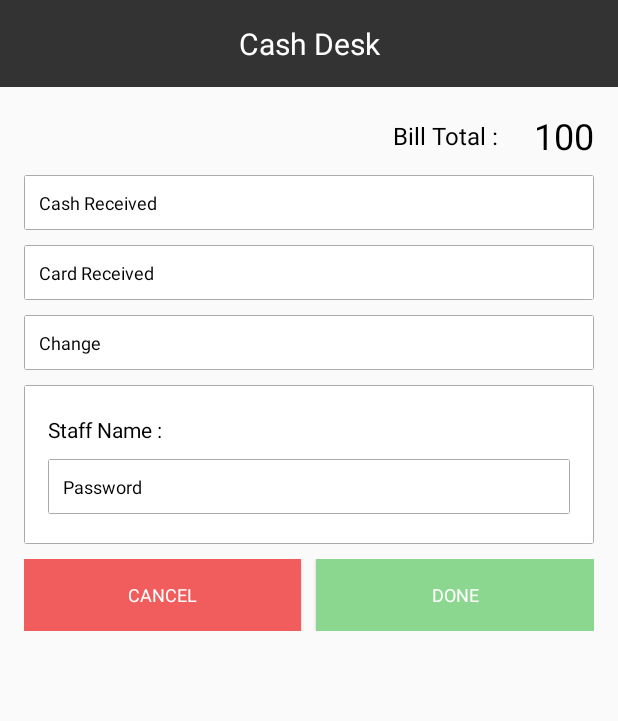
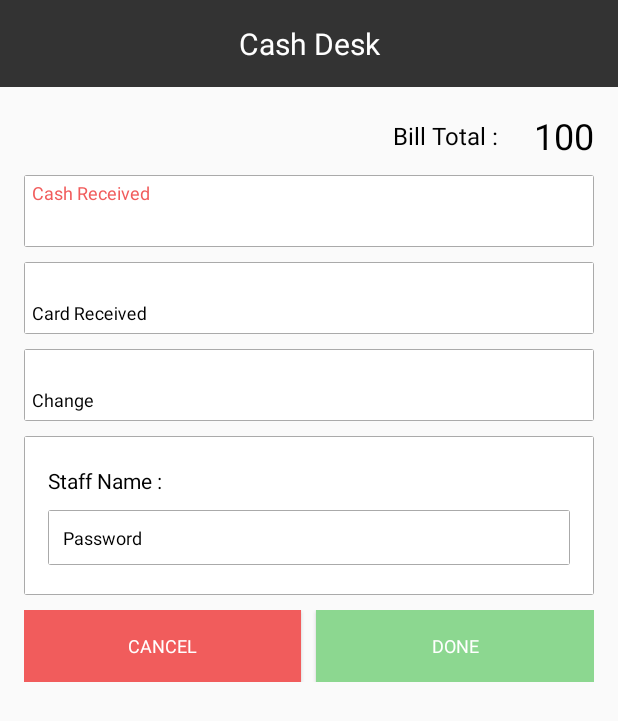
Before and after one commit to fayizmuhamed/xeniamobiv2, an Android app: the layout layout_payment_point_of_sale.xml on its own in the app's theme, with its tools: preview values and no code run, on a phone screen of 412 x 824 dp. Shown: the top 721 px of the screen. Run offline under Robolectric (Android 15) with nearby library versions, the light colour scheme and no system bars.

Commit message:
cash desk popup changed

```diff
--- a/app/build.gradle
+++ b/app/build.gradle
@@ -6,8 +6,8 @@ android {
         applicationId "com.spidertechnosoft.app.xeniamobi_v2"
         minSdkVersion 16
         targetSdkVersion 27
-        versionCode 8
-        versionName "1.1.7"
+        versionCode 9
+        versionName "1.1.8"
         testInstrumentationRunner "android.support.test.runner.AndroidJUnitRunner"
         ndk {
             moduleName "xenia-mobi-v2"
--- a/app/src/main/java/com/spidertechnosoft/app/xeniamobi_v2/view/PointOfSaleActivity.java
+++ b/app/src/main/java/com/spidertechnosoft/app/xeniamobi_v2/view/PointOfSaleActivity.java
@@ -9,6 +9,7 @@ import android.os.AsyncTask;
 import android.os.Build;
 import android.os.Handler;
 import android.support.design.widget.TabLayout;
+import android.support.design.widget.TextInputLayout;
 import android.support.v7.app.AppCompatActivity;
 import android.os.Bundle;
 import android.support.v7.widget.Toolbar;
@@ -454,6 +455,14 @@ public class PointOfSaleActivity extends AppCompatActivity implements CartOperat
             }
         });
 
+        btnPOSRefresh.setOnClickListener(new View.OnClickListener() {
+            @Override
+            public void onClick(View v) {
+                //mDatabase.clearCart();
+                mSale=new Sale();
+                initializeData();
+            }
+        });
 
         btnPOSPrint.setOnClickListener(new View.OnClickListener() {
             @Override
@@ -1602,6 +1611,12 @@ public class PointOfSaleActivity extends AppCompatActivity implements CartOperat
 
         TextView txtCounterDeskBillTotal=(TextView)dlgPaymentPointOfSale.findViewById(R.id.txtCounterDeskBillTotal);
 
+        TextInputLayout tilCounterDeskCashReceived=(TextInputLayout)dlgPaymentPointOfSale.findViewById(R.id.tilCounterDeskCashReceived);
+
+        TextInputLayout tilCounterDeskCardReceived=(TextInputLayout)dlgPaymentPointOfSale.findViewById(R.id.tilCounterDeskCardReceived);
+
+        TextInputLayout tilCounterDeskChange=(TextInputLayout)dlgPaymentPointOfSale.findViewById(R.id.tilCounterDeskChange);
+
         final EditText txtCounterDeskCashReceived=(EditText) dlgPaymentPointOfSale.findViewById(R.id.txtCounterDeskCashReceived);
 
         final EditText txtCounterDeskCardReceived=(EditText) dlgPaymentPointOfSale.findViewById(R.id.txtCounterDeskCardReceived);
@@ -1747,14 +1762,17 @@ public class PointOfSaleActivity extends AppCompatActivity implements CartOperat
         });
 
         if(paymentType.equals(PaymentType.CASH)) {
-            txtCounterDeskCashReceived.setVisibility(View.VISIBLE);
-            txtCounterDeskCardReceived.setVisibility(View.GONE);
+            tilCounterDeskCashReceived.setVisibility(View.VISIBLE);
+            tilCounterDeskCardReceived.setVisibility(View.GONE);
+            tilCounterDeskChange.setVisibility(View.VISIBLE);
         }else if(paymentType.equals(PaymentType.BOTH)) {
-            txtCounterDeskCashReceived.setVisibility(View.VISIBLE);
-            txtCounterDeskCardReceived.setVisibility(View.VISIBLE);
+            tilCounterDeskCashReceived.setVisibility(View.VISIBLE);
+            tilCounterDeskCardReceived.setVisibility(View.VISIBLE);
+            tilCounterDeskChange.setVisibility(View.VISIBLE);
         }else{
-            txtCounterDeskCashReceived.setVisibility(View.GONE);
-            txtCounterDeskCardReceived.setVisibility(View.GONE);
+            tilCounterDeskCashReceived.setVisibility(View.GONE);
+            tilCounterDeskCardReceived.setVisibility(View.GONE);
+            tilCounterDeskChange.setVisibility(View.GONE);
         }
 
         if(SettingService.isStaffAuthenticationRequired().equals(IndicatorStatus.YES)) {
--- a/app/src/main/res/layout/layout_payment_point_of_sale.xml
+++ b/app/src/main/res/layout/layout_payment_point_of_sale.xml
@@ -51,7 +51,79 @@
 
         </RelativeLayout>
     </RelativeLayout>
-    <EditText
+    <android.support.design.widget.TextInputLayout
+        android:id="@+id/tilCounterDeskCashReceived"
+        android:layout_width="match_parent"
+        android:background="@drawable/border"
+        android:layout_marginHorizontal="@dimen/activity_horizontal_margin"
+        android:layout_marginBottom="10dp"
+        android:padding="5dp"
+        android:textColorHint="@color/text_color_secondary"
+        android:layout_height="wrap_content">
+        <android.support.design.widget.TextInputEditText
+            android:id="@+id/txtCounterDeskCashReceived"
+            android:layout_width="match_parent"
+            android:layout_height="wrap_content"
+            android:background="@android:color/transparent"
+            android:fontFamily="sans-serif"
+            android:paddingTop="10dp"
+            android:hint="Cash Received"
+            android:selectAllOnFocus="true"
+            android:textColorHint="@color/text_color_secondary"
+            android:inputType="numberDecimal"
+            android:textColor="@color/text_color_secondary"
+            android:textSize="@dimen/size_normal_text"
+/>
+    </android.support.design.widget.TextInputLayout>
+    <android.support.design.widget.TextInputLayout
+        android:id="@+id/tilCounterDeskCardReceived"
+        android:layout_width="match_parent"
+        android:background="@drawable/border"
+        android:layout_marginHorizontal="@dimen/activity_horizontal_margin"
+        android:layout_marginBottom="10dp"
+        android:padding="5dp"
+        android:textColorHint="@color/text_color_secondary"
+        android:layout_height="wrap_content">
+        <android.support.design.widget.TextInputEditText
+            android:id="@+id/txtCounterDeskCardReceived"
+            android:layout_width="match_parent"
+            android:layout_height="wrap_content"
+            android:background="@android:color/transparent"
+            android:fontFamily="sans-serif"
+            android:paddingTop="10dp"
+            android:hint="Card Received"
+            android:selectAllOnFocus="true"
+            android:textColorHint="@color/text_color_secondary"
+            android:inputType="numberDecimal"
+            android:textColor="@color/text_color_secondary"
+            android:textSize="@dimen/size_normal_text"
+            />
+    </android.support.design.widget.TextInputLayout>
+    <android.support.design.widget.TextInputLayout
+        android:id="@+id/tilCounterDeskChange"
+        android:layout_width="match_parent"
+        android:background="@drawable/border"
+        android:layout_marginHorizontal="@dimen/activity_horizontal_margin"
+        android:layout_marginBottom="10dp"
+        android:padding="5dp"
+        android:textColorHint="@color/text_color_secondary"
+        android:layout_height="wrap_content">
+        <android.support.design.widget.TextInputEditText
+            android:id="@+id/txtCounterDeskChange"
+            android:layout_width="match_parent"
+            android:layout_height="wrap_content"
+            android:background="@android:color/transparent"
+            android:fontFamily="sans-serif"
+            android:paddingTop="10dp"
+            android:hint="Change"
+            android:selectAllOnFocus="true"
+            android:textColorHint="@color/text_color_secondary"
+            android:inputType="numberDecimal"
+            android:textColor="@color/text_color_secondary"
+            android:textSize="@dimen/size_normal_text"
+            />
+    </android.support.design.widget.TextInputLayout>
+   <!-- <EditText
         android:id="@+id/txtCounterDeskCashReceived"
         android:layout_width="match_parent"
         android:layout_height="wrap_content"
@@ -68,8 +140,8 @@
         android:layout_below="@+id/layNarrationTitle"
         android:layout_marginHorizontal="@dimen/activity_horizontal_margin"
         android:layout_marginBottom="10dp"
-        />
-    <EditText
+        />-->
+    <!--<EditText
         android:id="@+id/txtCounterDeskCardReceived"
         android:layout_width="match_parent"
         android:layout_height="wrap_content"
@@ -86,8 +158,8 @@
         android:layout_below="@+id/layNarrationTitle"
         android:layout_marginHorizontal="@dimen/activity_horizontal_margin"
         android:layout_marginBottom="10dp"
-        />
-    <EditText
+        />-->
+   <!-- <EditText
         android:id="@+id/txtCounterDeskChange"
         android:layout_width="match_parent"
         android:layout_height="wrap_content"
@@ -104,7 +176,7 @@
         android:layout_below="@+id/layNarrationTitle"
         android:layout_marginHorizontal="@dimen/activity_horizontal_margin"
         android:layout_marginBottom="10dp"
-        />
+        />-->
     <LinearLayout
         android:id="@+id/layAuthenticationContainer"
         android:layout_width="match_parent"
```
